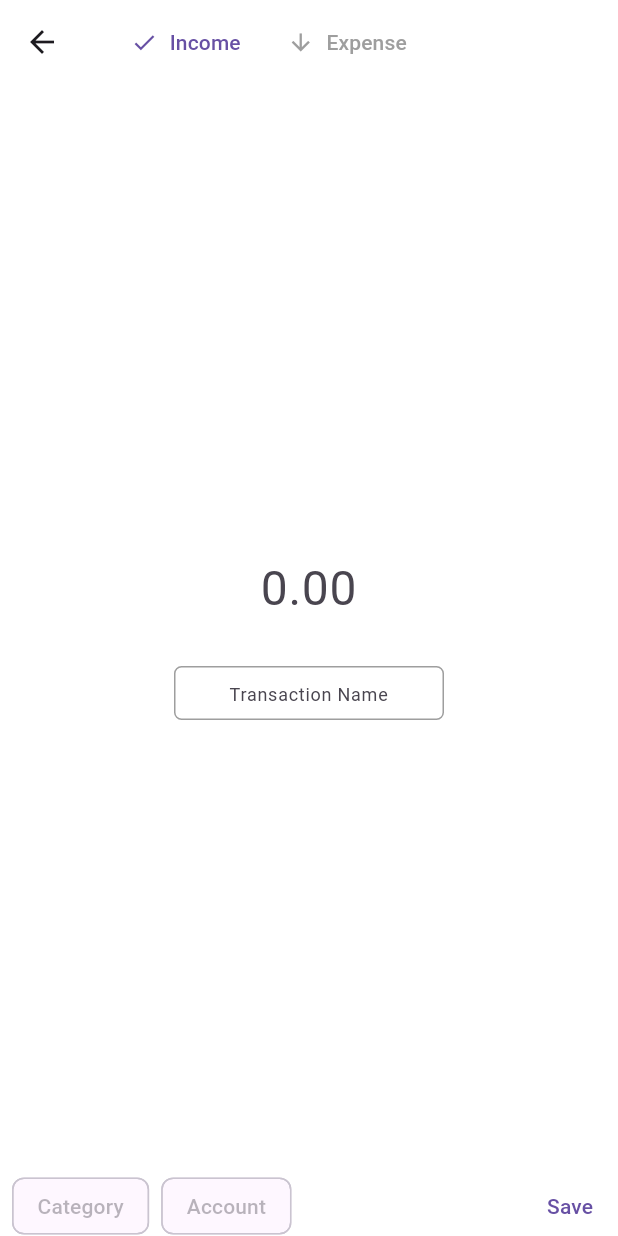
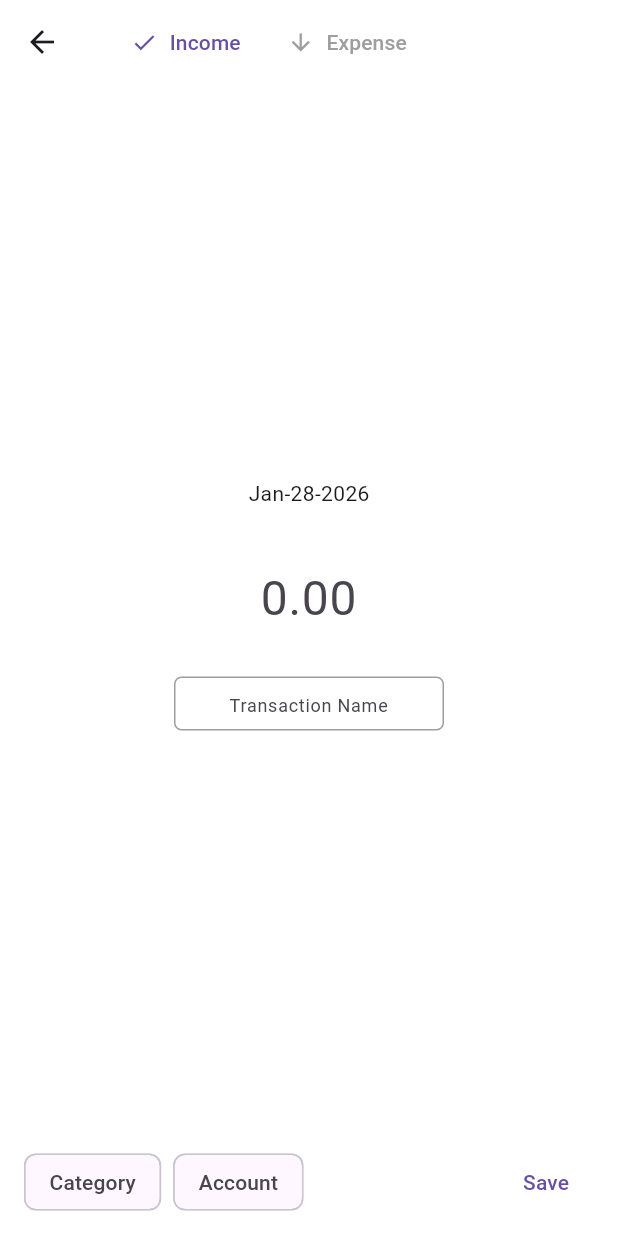
Before and after one commit to JoeBKolaka/Akiba-budget-app, a Flutter app: the AddTransactionView screen opened directly, on a phone screen of 412 x 824 dp. Run offline on Flutter 3.47's test engine with Material 3 defaults, Android fonts, the phone set to English and light mode, and no system bars; our stand-ins replace bloc, emoji_picker_flutter, flutter_bloc, sqflite; missing offline and left inert: flex_color_picker; accounts and stored records are empty.

Commit message:
Transaction page

```diff
--- a/lib/features/home/views/add_transaction_view.dart
+++ b/lib/features/home/views/add_transaction_view.dart
@@ -1,8 +1,10 @@
 import 'package:akiba/features/account/widget/ammount_textfield.dart';
-import 'package:akiba/features/home/widget/transaction_container.dart';
+import 'package:akiba/features/home/widget/account_bottom.dart';
+import 'package:akiba/features/home/widget/category_bottom.dart';
 import 'package:akiba/features/home/widget/transaction_field.dart';
 import 'package:akiba/features/home/widget/transaction_type_selector.dart';
 import 'package:flutter/material.dart';
+import 'package:intl/intl.dart';
 
 class AddTransactionView extends StatefulWidget {
   static route() =>
@@ -17,6 +19,47 @@ class AddTransactionView extends StatefulWidget {
 class _AddTransactionViewState extends State<AddTransactionView> {
   TransactionType selectedTransaction = TransactionType.income;
   final TextEditingController _amountController = TextEditingController();
+  DateTime selectedDate = DateTime.now();
+
+  String? _selectedAccountId;
+  String? _selectedAccountName;
+
+  void onPressed() {
+    print('Save button pressed');
+  }
+
+  void _showAccountBottomSheet() {
+    showModalBottomSheet<void>(
+      isScrollControlled: true,
+      context: context,
+      constraints: BoxConstraints(
+        maxWidth: MediaQuery.of(context).size.width > 480
+            ? 480
+            : double.infinity,
+      ),
+      builder: (context) => AccountBottom(
+        onAccountSelected: (accountId, accountName) {
+          setState(() {
+            _selectedAccountId = accountId;
+            _selectedAccountName = accountName;
+          });
+        },
+      ),
+    );
+  }
+
+  void _showCategoryBottomSheet() {
+    showModalBottomSheet<void>(
+      isScrollControlled: true,
+      context: context,
+      constraints: BoxConstraints(
+        maxWidth: MediaQuery.of(context).size.width > 480
+            ? 480
+            : double.infinity,
+      ),
+      builder: (context) => const CategoryBottom(),
+    );
+  }
 
   @override
   Widget build(BuildContext context) {
@@ -38,18 +81,69 @@ class _AddTransactionViewState extends State<AddTransactionView> {
               child: Column(
                 mainAxisAlignment: MainAxisAlignment.center,
                 children: [
+                  const SizedBox(height: 10),
+                  GestureDetector(
+                    onTap: () async {
+                      final _selectedDate = await showDatePicker(
+                        context: context,
+                        firstDate: DateTime.now(),
+                        lastDate: DateTime.now().add(const Duration(days: 90)),
+                      );
+                      if (_selectedDate != null) {
+                        setState(() {
+                          selectedDate = _selectedDate;
+                        });
+                      }
+                    },
+                    child: Padding(
+                      padding: const EdgeInsets.all(8.0),
+                      child: Text(DateFormat("MMM-dd-y").format(selectedDate)),
+                    ),
+                  ),
                   const SizedBox(height: 20),
                   AmmountTextfield(controller: _amountController),
                   const SizedBox(height: 20),
-                  // Changed from Chip to InputChip
                   TransactionField(),
                   const SizedBox(height: 20),
                 ],
               ),
             ),
           ),
-          // Keep the amber container at the bottom
-          Positioned(bottom: 20, child: TransactionContainer()),
+          Container(
+            padding: EdgeInsets.symmetric(horizontal: 16, vertical: 12),
+            color: Colors.white,
+            child: Row(
+              children: [
+                InputChip(
+                  label: Text('Category'),
+                  onPressed: _showCategoryBottomSheet,
+                ),
+                SizedBox(width: 8),
+                InputChip(
+                  label: _selectedAccountName != null
+                      ? Text(_selectedAccountName!)
+                      : Text('Account'),
+                  backgroundColor: _selectedAccountName != null
+                      ? Colors.blue.shade100
+                      : null,
+                  onPressed: _showAccountBottomSheet,
+                  deleteIcon: _selectedAccountName != null
+                      ? Icon(Icons.close, size: 18)
+                      : null,
+                  onDeleted: _selectedAccountName != null
+                      ? () {
+                          setState(() {
+                            _selectedAccountId = null;
+                            _selectedAccountName = null;
+                          });
+                        }
+                      : null,
+                ),
+                Spacer(),
+                TextButton(onPressed: onPressed, child: Text('Save')),
+              ],
+            ),
+          ),
         ],
       ),
     );
```
